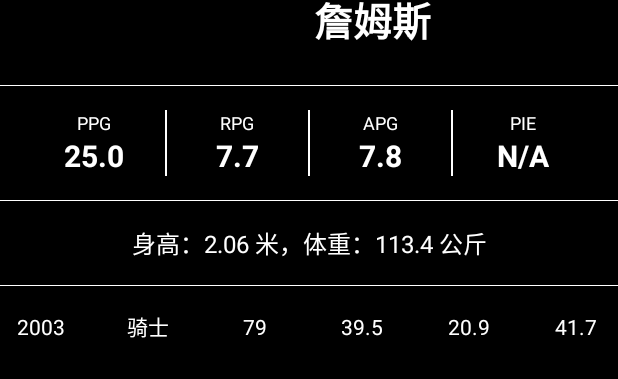
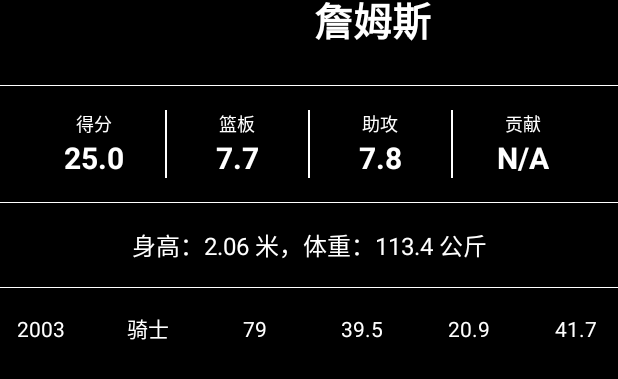
Before and after one commit to cnwutianhao/android-architecture-components-sample, an Android app: the layout fragment_player_detail.xml on its own in the app's theme, with its tools: preview values and no code run, on a phone screen of 412 x 824 dp. Shown: the part 141-520 px from the top of the screen. Run offline under Robolectric (Android 15) with nearby library versions, the phone set to English and light mode, and no system bars.

Commit message:
Update player detail page.

```diff
--- a/app/src/main/res/layout/fragment_player_detail.xml
+++ b/app/src/main/res/layout/fragment_player_detail.xml
@@ -128,7 +128,7 @@
                     <TextView
                         android:layout_width="wrap_content"
                         android:layout_height="wrap_content"
-                        android:text="PPG"
+                        android:text="@string/player_detail_ppg"
                         android:textColor="@color/white"
                         android:textSize="12sp" />
 
@@ -158,7 +158,7 @@
                     <TextView
                         android:layout_width="wrap_content"
                         android:layout_height="wrap_content"
-                        android:text="RPG"
+                        android:text="@string/player_detail_rpg"
                         android:textColor="@color/white"
                         android:textSize="12sp" />
 
@@ -188,7 +188,7 @@
                     <TextView
                         android:layout_width="wrap_content"
                         android:layout_height="wrap_content"
-                        android:text="APG"
+                        android:text="@string/player_detail_apg"
                         android:textColor="@color/white"
                         android:textSize="12sp" />
 
@@ -218,7 +218,7 @@
                     <TextView
                         android:layout_width="wrap_content"
                         android:layout_height="wrap_content"
-                        android:text="PIE"
+                        android:text="@string/player_detail_pie"
                         android:textColor="@color/white"
                         android:textSize="12sp" />
 
--- a/app/src/main/res/values/strings.xml
+++ b/app/src/main/res/values/strings.xml
@@ -8,6 +8,10 @@
     <string name="player_detail_jersey_number">&#160;&#160;|&#160;&#160;%s号</string>
     <string name="player_detail_position">&#160;&#160;|&#160;&#160;%s</string>
     <string name="player_detail_height_weight">身高：%s 米，体重：%s</string>
+    <string name="player_detail_ppg">得分</string>
+    <string name="player_detail_rpg">篮板</string>
+    <string name="player_detail_apg">助攻</string>
+    <string name="player_detail_pie">贡献</string>
 
     <string name="team_detail_win_loss">胜 %s 败 %s</string>
     <string name="team_detail_conference_rank">%s第 %s 名</string>
```
